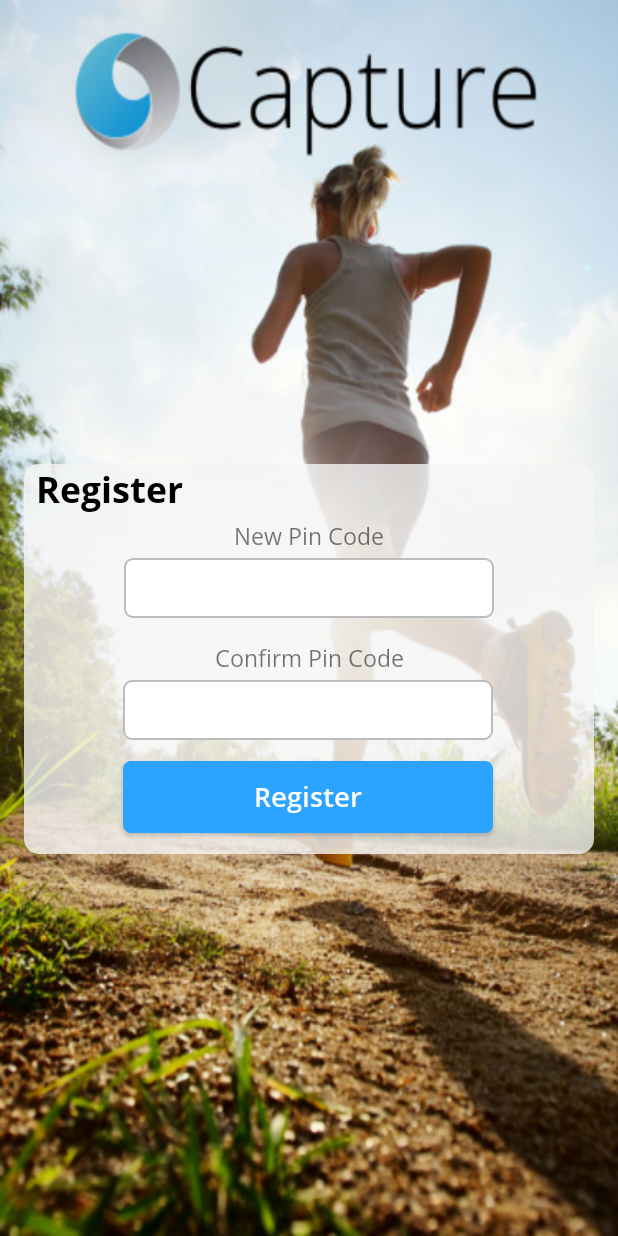
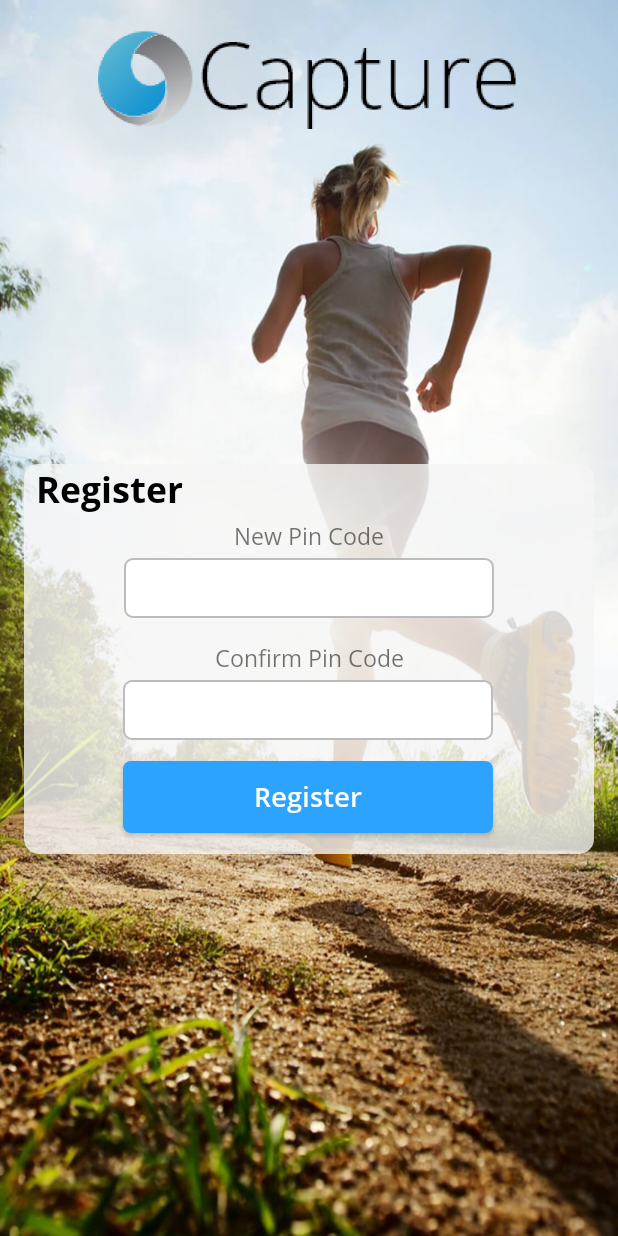
Before and after one commit to varunakantha/AspitCaptureIssue, an Android app: the screen it shows after launch (RegistrationActivity), on a phone screen of 412 x 824 dp. Run offline under Robolectric (Android 15) with nearby library versions, the phone set to English and light mode, and no system bars.

Commit message:
Splash image changed for starting screens. Shared pref moved to BaseActivity. Minor UI changes.

```diff
--- a/app/src/main/java/no/aspit/aspitcapture/common/BaseActivity.kt
+++ b/app/src/main/java/no/aspit/aspitcapture/common/BaseActivity.kt
@@ -1,6 +1,8 @@
 package no.aspit.aspitcapture.common
 
 import android.annotation.SuppressLint
+import android.content.SharedPreferences
+import android.os.Bundle
 import android.view.View
 import android.view.ViewGroup
 import androidx.appcompat.app.AppCompatActivity
@@ -8,8 +10,19 @@ import no.aspit.aspitcapture.R
 
 @SuppressLint("Registered")
 open class BaseActivity : AppCompatActivity() {
+
+    companion object {
+        val PREFS_FILENAME = "AspitPrefFile"
+        val PIN_CODE = "AspitPrefFile"
+    }
+
     private var loadingView: View? = null
+    private var prefs: SharedPreferences? = null
 
+    override fun onCreate(savedInstanceState: Bundle?) {
+        super.onCreate(savedInstanceState)
+        prefs = this.getSharedPreferences(PREFS_FILENAME, MODE_PRIVATE)
+    }
     private fun getLoadingView(): View {
         return View.inflate(this, R.layout.loading, null)
     }
@@ -33,4 +46,9 @@ open class BaseActivity : AppCompatActivity() {
             (viewParent as ViewGroup).removeView(loadingView)
         }
     }
+
+    fun getSharedPref(): SharedPreferences?{
+        return prefs
+    }
+
 }
--- a/app/src/main/java/no/aspit/aspitcapture/ui/patientlookup/PatientLookUpActivity.kt
+++ b/app/src/main/java/no/aspit/aspitcapture/ui/patientlookup/PatientLookUpActivity.kt
@@ -8,6 +8,7 @@ import kotlinx.android.synthetic.main.activity_patient_look_up.*
 import no.aspit.aspitcapture.R
 import no.aspit.aspitcapture.common.BaseActivity
 import no.aspit.aspitcapture.common.CustomActionBar
+import no.aspit.aspitcapture.ui.startscreen.RegistrationActivity
 
 class PatientLookUpActivity : BaseActivity(),CustomActionBar.ActionBarListener {
 
@@ -33,6 +34,7 @@ class PatientLookUpActivity : BaseActivity(),CustomActionBar.ActionBarListener {
     }
 
     override fun onClose() {
+        startActivity(Intent(this@PatientLookUpActivity,RegistrationActivity::class.java))
         finish()
     }
 }
--- a/app/src/main/java/no/aspit/aspitcapture/ui/startscreen/RegistrationActivity.kt
+++ b/app/src/main/java/no/aspit/aspitcapture/ui/startscreen/RegistrationActivity.kt
@@ -1,27 +1,20 @@
 package no.aspit.aspitcapture.ui.startscreen
 
 import android.content.Intent
-import android.content.SharedPreferences
-import androidx.appcompat.app.AppCompatActivity
 import android.os.Bundle
 import android.widget.Toast
 import kotlinx.android.synthetic.main.activity_registration.*
 import no.aspit.aspitcapture.R
+import no.aspit.aspitcapture.common.BaseActivity
+import no.aspit.aspitcapture.extention.toast
 import no.aspit.aspitcapture.ui.patientlookup.PatientLookUpActivity
 
-class RegistrationActivity : AppCompatActivity() {
-
-    companion object {
-        val PREFS_FILENAME = "AspitPrefFile"
-        val PIN_CODE = "AspitPrefFile"
-    }
-    var prefs: SharedPreferences? = null
+class RegistrationActivity : BaseActivity() {
 
     override fun onCreate(savedInstanceState: Bundle?) {
         super.onCreate(savedInstanceState)
         setContentView(R.layout.activity_registration)
 
-        prefs = this.getSharedPreferences(PREFS_FILENAME, android.content.Context.MODE_PRIVATE)
 
         registerButton.setOnClickListener { v ->
             val pin = userPinCode.text.toString()
@@ -29,13 +22,13 @@ class RegistrationActivity : AppCompatActivity() {
 
             if (pin.isNotEmpty() && confirmPin.isNotEmpty()){
                 if (pin == confirmPin){
-                    val editor = prefs?.edit()
+                    val editor = getSharedPref()?.edit()
                     editor?.putString(PIN_CODE, pin)
                     editor?.apply()
                     startActivity(Intent(this@RegistrationActivity,PatientLookUpActivity::class.java))
                     finish()
                 }else {
-                    Toast.makeText(this@RegistrationActivity,"Pin mismatch", Toast.LENGTH_LONG).show()
+                    toast(getString(R.string.pin_mismatch),Toast.LENGTH_LONG)
                 }
             }
         }
--- a/app/src/main/java/no/aspit/aspitcapture/ui/startscreen/SplashActivity.kt
+++ b/app/src/main/java/no/aspit/aspitcapture/ui/startscreen/SplashActivity.kt
@@ -1,22 +1,18 @@
 package no.aspit.aspitcapture.ui.startscreen
 
 import android.content.Intent
-import android.content.SharedPreferences
-import androidx.appcompat.app.AppCompatActivity
 import android.os.Bundle
 import android.os.CountDownTimer
 import no.aspit.aspitcapture.R
+import no.aspit.aspitcapture.common.BaseActivity
 
-class SplashActivity : AppCompatActivity() {
-
-    var prefs: SharedPreferences? = null
+class SplashActivity : BaseActivity() {
 
     override fun onCreate(savedInstanceState: Bundle?) {
         super.onCreate(savedInstanceState)
         setContentView(R.layout.activity_splash)
 
-        prefs = this.getSharedPreferences(RegistrationActivity.PREFS_FILENAME, android.content.Context.MODE_PRIVATE)
-        val pinCode = prefs?.getString(RegistrationActivity.PIN_CODE,null)
+        val pinCode = getSharedPref()?.getString(PIN_CODE,null)
 
         object : CountDownTimer(2000,1000){
             override fun onFinish() =
--- a/app/src/main/res/layout/activity_registration.xml
+++ b/app/src/main/res/layout/activity_registration.xml
@@ -16,7 +16,7 @@
         app:layout_constraintEnd_toEndOf="parent"
         app:layout_constraintStart_toStartOf="parent"
         app:layout_constraintTop_toTopOf="parent"
-        app:srcCompat="@drawable/splash"/>
+        app:srcCompat="@drawable/splash_no_text"/>
 
     <androidx.constraintlayout.widget.ConstraintLayout
         android:layout_width="0dp"
@@ -82,14 +82,16 @@
             android:layout_marginStart="8dp"
             android:layout_marginTop="4dp"
             android:layout_marginEnd="8dp"
-            android:paddingStart="8dp"
             android:background="@drawable/rounded_edittext"
             android:ems="10"
             android:fontFamily="@font/open_sans_regular"
+            android:imeOptions="actionNext"
             android:inputType="textPersonName|numberSigned"
+            android:paddingStart="8dp"
             app:layout_constraintEnd_toEndOf="parent"
             app:layout_constraintStart_toStartOf="parent"
             app:layout_constraintTop_toBottomOf="@+id/textView10">
+
             <requestFocus/>
         </EditText>
 
@@ -128,4 +130,15 @@
 
     </androidx.constraintlayout.widget.ConstraintLayout>
 
+    <ImageView
+        android:id="@+id/imageView6"
+        android:layout_width="283dp"
+        android:layout_height="82dp"
+        android:layout_marginTop="8dp"
+        android:scaleType="centerInside"
+        app:layout_constraintEnd_toEndOf="parent"
+        app:layout_constraintStart_toStartOf="parent"
+        app:layout_constraintTop_toTopOf="@+id/imageView3"
+        app:srcCompat="@drawable/img_logo"/>
+
 </androidx.constraintlayout.widget.ConstraintLayout>
--- a/app/src/main/res/values/strings.xml
+++ b/app/src/main/res/values/strings.xml
@@ -20,4 +20,6 @@
     <string name="login">Login</string>
     <string name="pin_code">Pin Code</string>
     <string name="or_use_touch_id">Or use Touch ID</string>
+    <string name="pin_mismatch">Pin mismatch</string>
+    <string name="incorrect_pin">Incorrect pin code</string>
 </resources>
```
Also changed, not shown: app/src/main/java/no/aspit/aspitcapture/ui/startscreen/LoginActivity.kt (+17 -9 lines), app/src/main/res/layout/activity_login.xml (+16 -3 lines), app/src/main/res/layout/activity_splash.xml (+11 -1 lines), app/src/main/res/drawable-xhdpi/img_logo.png (added), app/src/main/res/drawable-xhdpi/splash_no_text.jpg (added).
